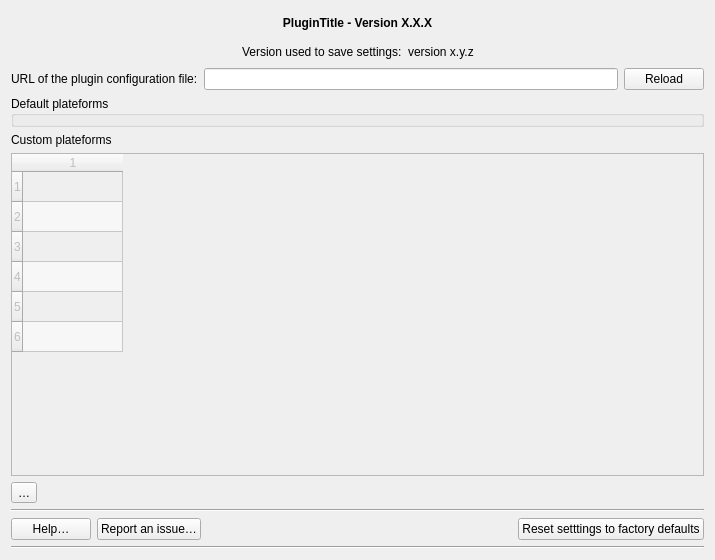
First picture: the form in plugin/idg/gui/dlg_settings.ui, repository geo2france/idg-qgis-plugin, before the edit.
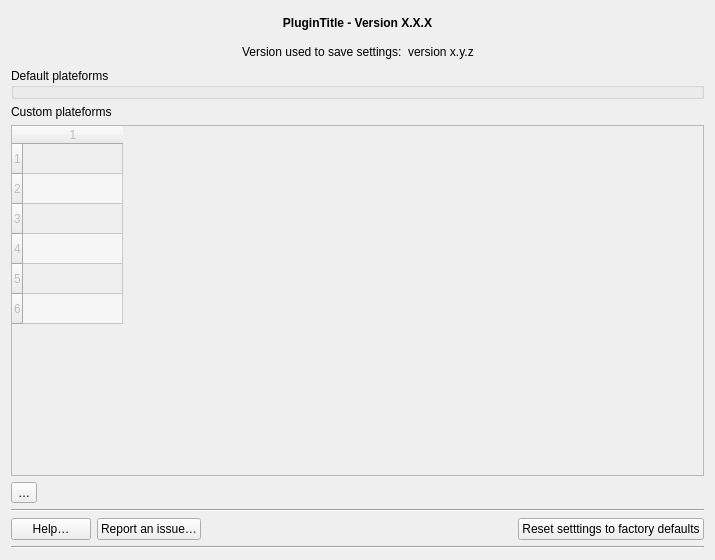
Second picture: the form after the edit.

Commit message: gui : remove config file URL field (closes #68)

Patch:
```diff
--- a/plugin/idg/gui/dlg_settings.ui
+++ b/plugin/idg/gui/dlg_settings.ui
@@ -107,27 +107,6 @@
      </item>
     </layout>
    </item>
-   <item>
-    <layout class="QHBoxLayout" name="config_file_layout">
-     <item>
-      <widget class="QLabel" name="lbl_config_file_url">
-       <property name="text">
-        <string>URL of the plugin configuration file:</string>
-       </property>
-      </widget>
-     </item>
-     <item>
-      <widget class="QLineEdit" name="le_config_file_url"/>
-     </item>
-     <item>
-      <widget class="QPushButton" name="btn_config_file_reload">
-       <property name="text">
-        <string>Reload</string>
-       </property>
-      </widget>
-     </item>
-    </layout>
-   </item>
    <item>
     <widget class="QGroupBox" name="groupBox_stock">
      <property name="title">
```
The commit also changes 3 other files.
